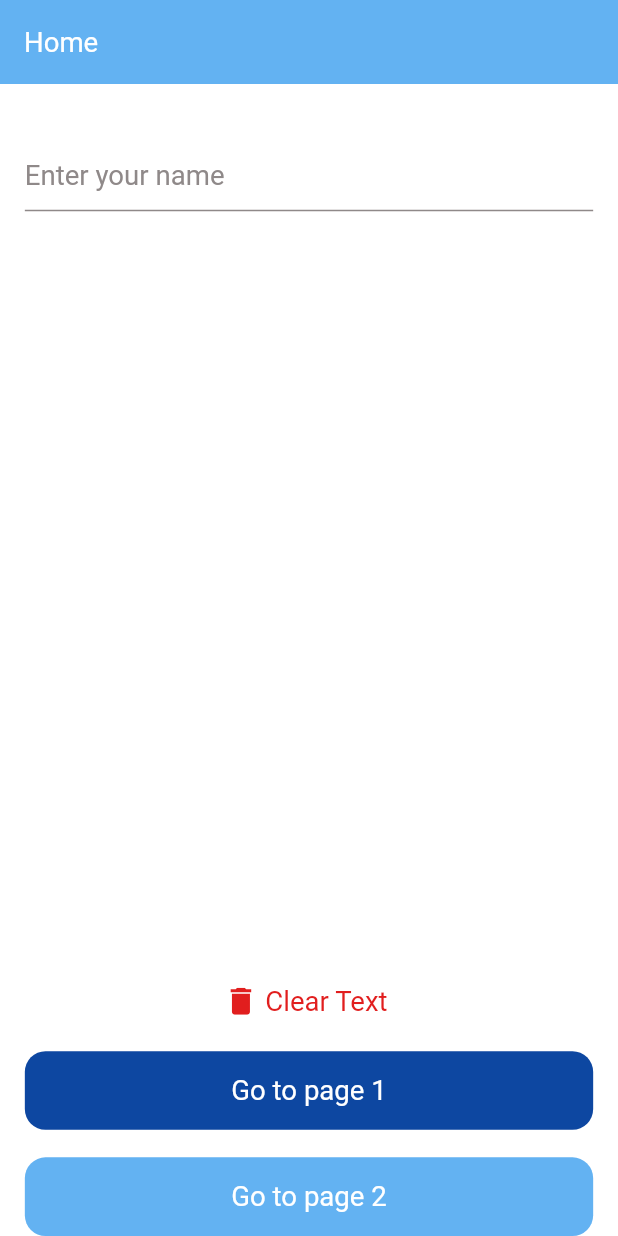
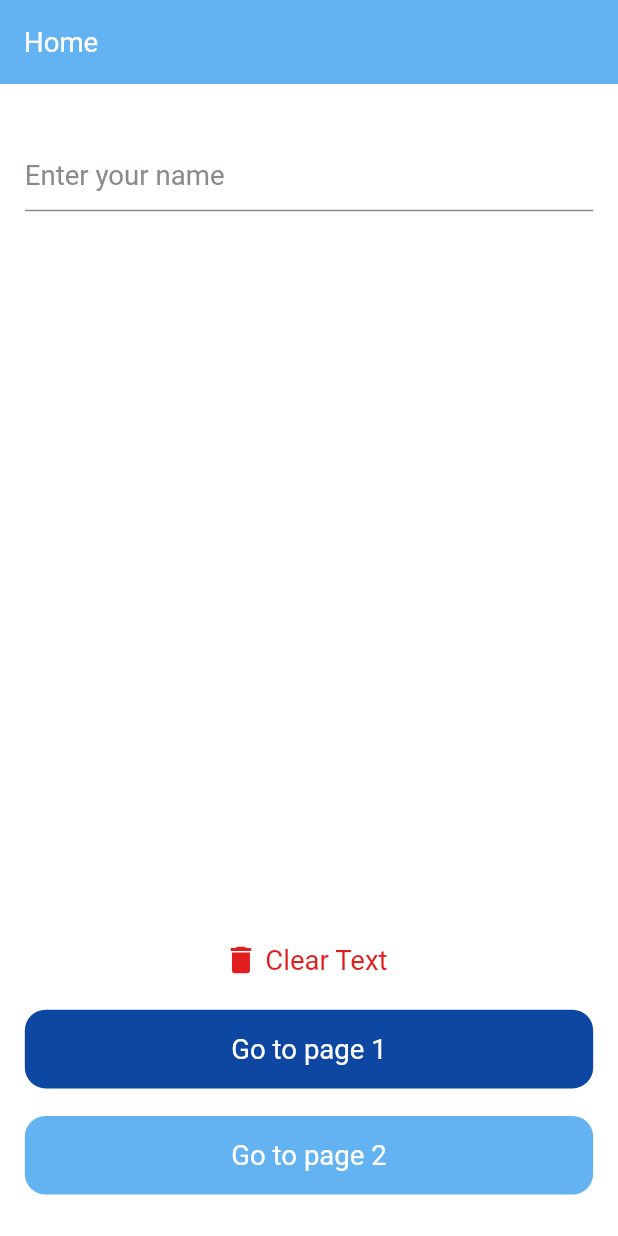
Before and after one commit to muhammdsh/pokemon, a Flutter app: the screen it shows after launch, on a phone screen of 412 x 824 dp. Run offline on Flutter 3.47's test engine with Material 2 defaults, Android fonts, the phone set to English and light mode, and no system bars; drawn by our look-alikes of dynamic_color; our stand-ins replace bloc, bloc_concurrency, dartz, dio, equatable, flutter_bloc and 11 more; missing offline and left inert: dart:ffi, flutter_secure_storage_web, image_picker_for_web, shared_preferences_web.

```diff
--- a/lib/data/models/currency_model.dart
+++ b/lib/data/models/currency_model.dart
@@ -13,7 +13,6 @@ class PokemonModel {
     String? id;
     if (json['url'] != null) {
       final data = (json['url'] as String);
-      id = data[data.length - 2];
       final newString = data.substring(0, data.length - 1);
 
       id = newString.substring(newString.lastIndexOf('/') + 1);
--- a/lib/presentation/flows/home_flow/screens/home_screen.dart
+++ b/lib/presentation/flows/home_flow/screens/home_screen.dart
@@ -1,3 +1,5 @@
+import 'dart:io';
+
 import 'package:base_structure/app+injection/di.dart';
 import 'package:base_structure/core/helper/screen_util/screen_helper.dart';
 import 'package:base_structure/core/navigation/routes.dart';
@@ -95,6 +97,8 @@ class _HomeScreenState extends State<HomeScreen> with SingleTickerProviderStateM
                 },
                 backgroundColor: locator<AppThemeColors>().primaryColor,
               ),
+              if(Platform.isAndroid)
+                ScreenUtil().setVerticalSpacing(30)
             ],
           ),
         ),
```
Also changed, not shown: 1 other file.
